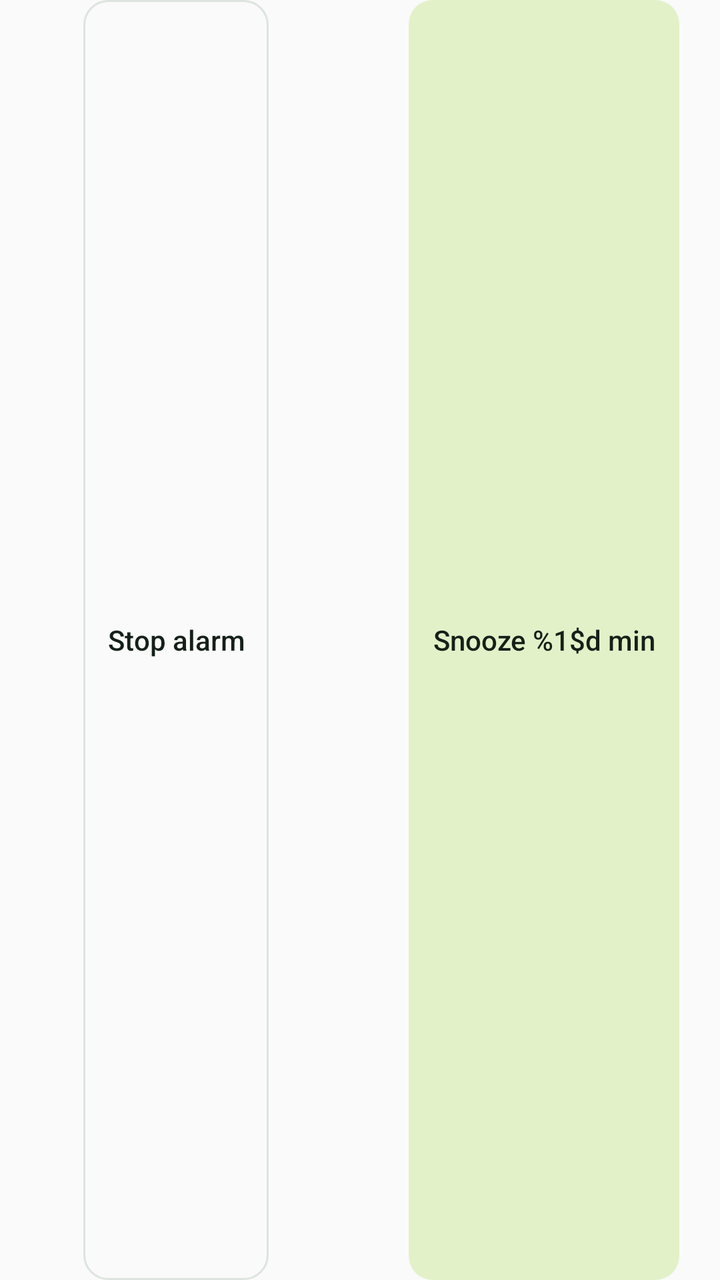
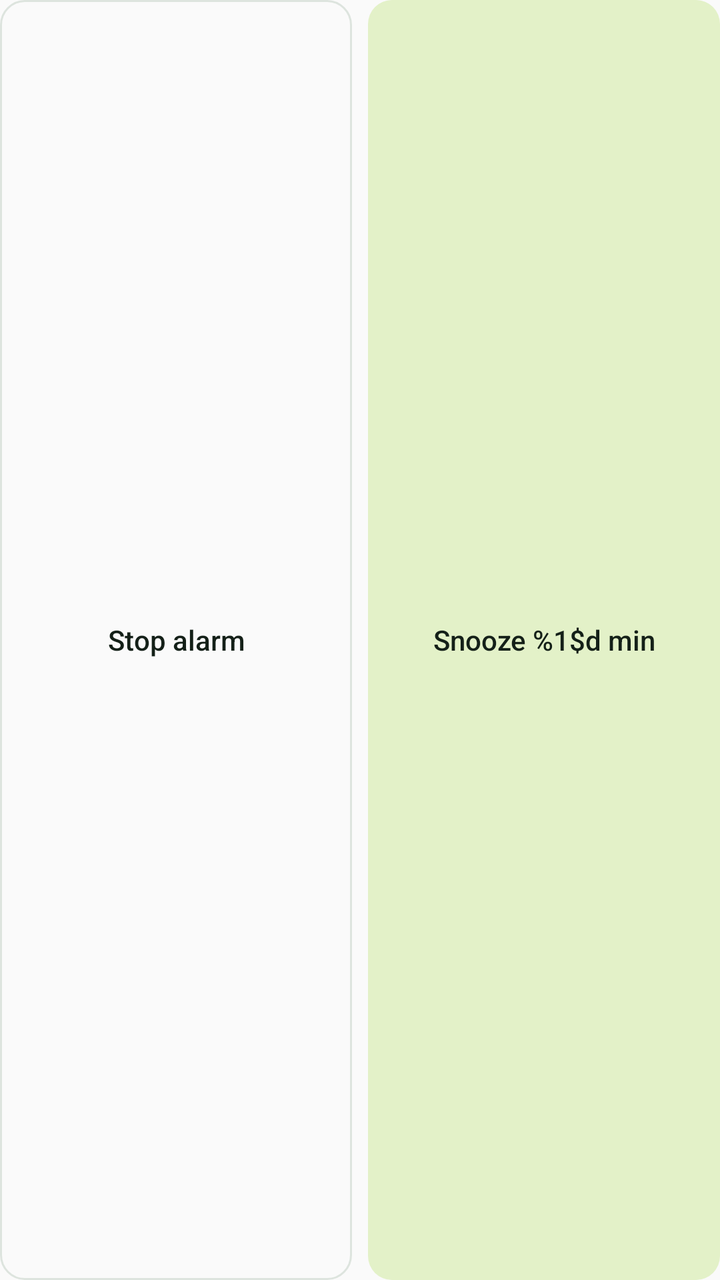

Screens rendered from an Android XML layout before and after an edit, with the pre-edit source and the edit as a unified diff.
<!-- AndroidManifest.xml: application theme Theme.YogaAlarm -->
<!-- res/layout/notification_alarm_secondary_actions.xml -->
<?xml version="1.0" encoding="utf-8"?>
<LinearLayout xmlns:android="http://schemas.android.com/apk/res/android"
    android:id="@+id/notification_secondary_actions"
    android:layout_width="match_parent"
    android:layout_height="48dp"
    android:gravity="center"
    android:orientation="horizontal">

    <FrameLayout
        android:id="@+id/notification_stop_container"
        android:layout_width="0dp"
        android:layout_height="match_parent"
        android:layout_marginEnd="8dp"
        android:layout_weight="1">

        <Button
            android:id="@+id/notification_stop"
            style="@style/AlarmNotificationButton.Stop"
            android:layout_width="wrap_content"
            android:layout_height="match_parent"
            android:layout_gravity="center"
            android:text="@string/notification_stop" />
    </FrameLayout>

    <FrameLayout
        android:id="@+id/notification_snooze_container"
        android:layout_width="0dp"
        android:layout_height="match_parent"
        android:layout_weight="1">

        <Button
            android:id="@+id/notification_snooze"
            style="@style/AlarmNotificationButton.Snooze"
            android:layout_width="wrap_content"
            android:layout_height="match_parent"
            android:layout_gravity="center"
            android:text="@string/notification_snooze" />
    </FrameLayout>
</LinearLayout>
<!-- resources referenced by this layout -->
<resources>
  <string name="notification_snooze">Snooze %1$d min</string>
  <string name="notification_stop">Stop alarm</string>
  <style name="AlarmNotificationButton.Snooze">
          <item name="android:background">@drawable/notification_snooze_background</item>
          <item name="android:textColor">@color/notification_snooze_ink</item>
      </style>
  <style name="AlarmNotificationButton.Stop">
          <item name="android:background">@drawable/notification_stop_background</item>
      </style>
  <style name="Theme.YogaAlarm" parent="Theme.YogaAlarm.Base" />
  <!-- drawable notification_snooze_background (drawable) -->
  <?xml version="1.0" encoding="utf-8"?>
  <ripple xmlns:android="http://schemas.android.com/apk/res/android" android:color="#227F8C82">
      <item>
          <shape android:shape="rectangle">
              <solid android:color="@color/notification_snooze_background" />
              <corners android:radius="12dp" />
          </shape>
      </item>
  </ripple>
  <color name="notification_snooze_ink">#142018</color>
  <!-- drawable notification_stop_background (drawable) -->
  <?xml version="1.0" encoding="utf-8"?>
  <ripple xmlns:android="http://schemas.android.com/apk/res/android" android:color="#227F8C82">
      <item>
          <shape android:shape="rectangle">
              <solid android:color="@android:color/transparent" />
              <stroke android:width="1dp" android:color="@color/notification_border" />
              <corners android:radius="12dp" />
          </shape>
      </item>
  </ripple>
  <style name="Theme.YogaAlarm.Base" parent="android:style/Theme.Material.Light.NoActionBar">
          <item name="android:fontFamily">sans</item>
          <item name="android:windowActionModeOverlay">true</item>
          <item name="android:windowLightStatusBar">true</item>
      </style>
  <color name="notification_snooze_background">#E3F1C8</color>
  <color name="notification_border">#DDE4DE</color>
</resources>

<!-- the commit's change to res/layout/notification_alarm_secondary_actions.xml (unified diff, before → after) -->
@@ -7,20 +7,31 @@
     android:orientation="horizontal">
 
     <FrameLayout
+        android:id="@+id/notification_secondary_spacer_start"
+        android:layout_width="0dp"
+        android:layout_height="match_parent"
+        android:layout_weight="0.5"
+        android:visibility="gone" />
+
+    <FrameLayout
         android:id="@+id/notification_stop_container"
         android:layout_width="0dp"
         android:layout_height="match_parent"
-        android:layout_marginEnd="8dp"
         android:layout_weight="1">
 
         <Button
             android:id="@+id/notification_stop"
             style="@style/AlarmNotificationButton.Stop"
-            android:layout_width="wrap_content"
+            android:layout_width="match_parent"
             android:layout_height="match_parent"
             android:layout_gravity="center"
             android:text="@string/notification_stop" />
     </FrameLayout>
+
+    <FrameLayout
+        android:id="@+id/notification_secondary_gap"
+        android:layout_width="8dp"
+        android:layout_height="match_parent" />
 
     <FrameLayout
         android:id="@+id/notification_snooze_container"
@@ -31,9 +42,16 @@
         <Button
             android:id="@+id/notification_snooze"
             style="@style/AlarmNotificationButton.Snooze"
-            android:layout_width="wrap_content"
+            android:layout_width="match_parent"
             android:layout_height="match_parent"
             android:layout_gravity="center"
             android:text="@string/notification_snooze" />
     </FrameLayout>
+
+    <FrameLayout
+        android:id="@+id/notification_secondary_spacer_end"
+        android:layout_width="0dp"
+        android:layout_height="match_parent"
+        android:layout_weight="0.5"
+        android:visibility="gone" />
 </LinearLayout>
